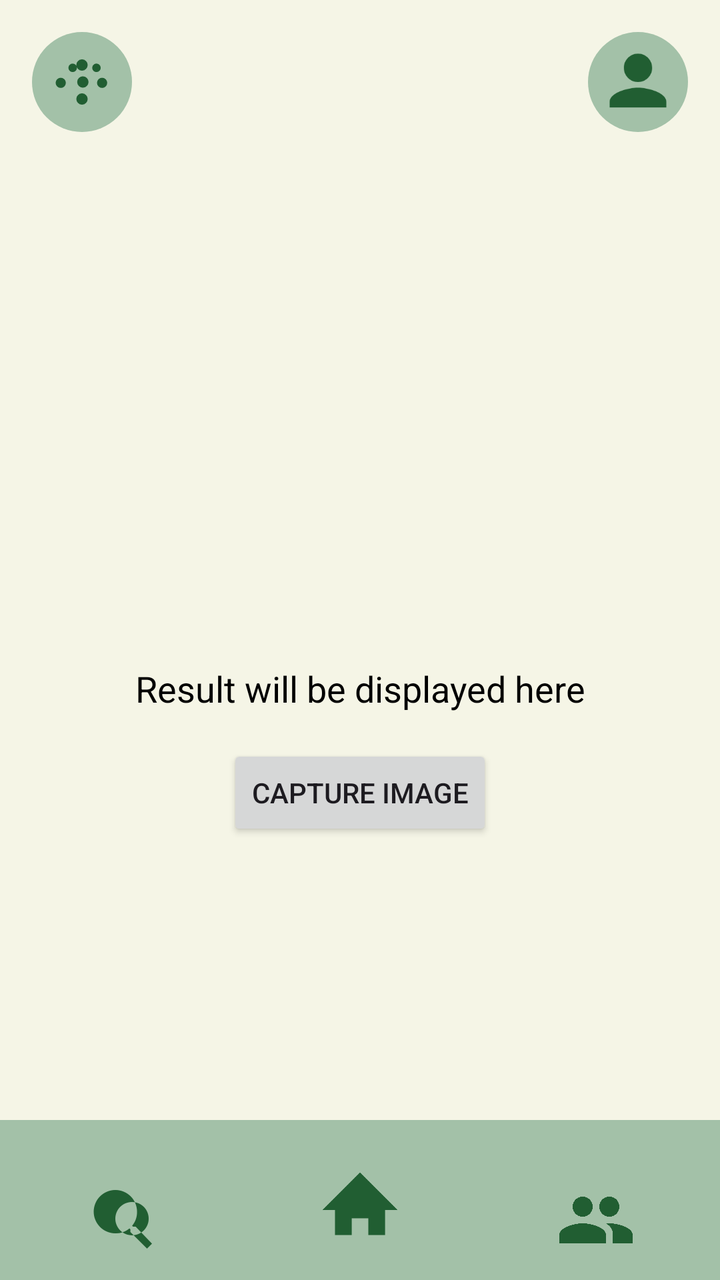
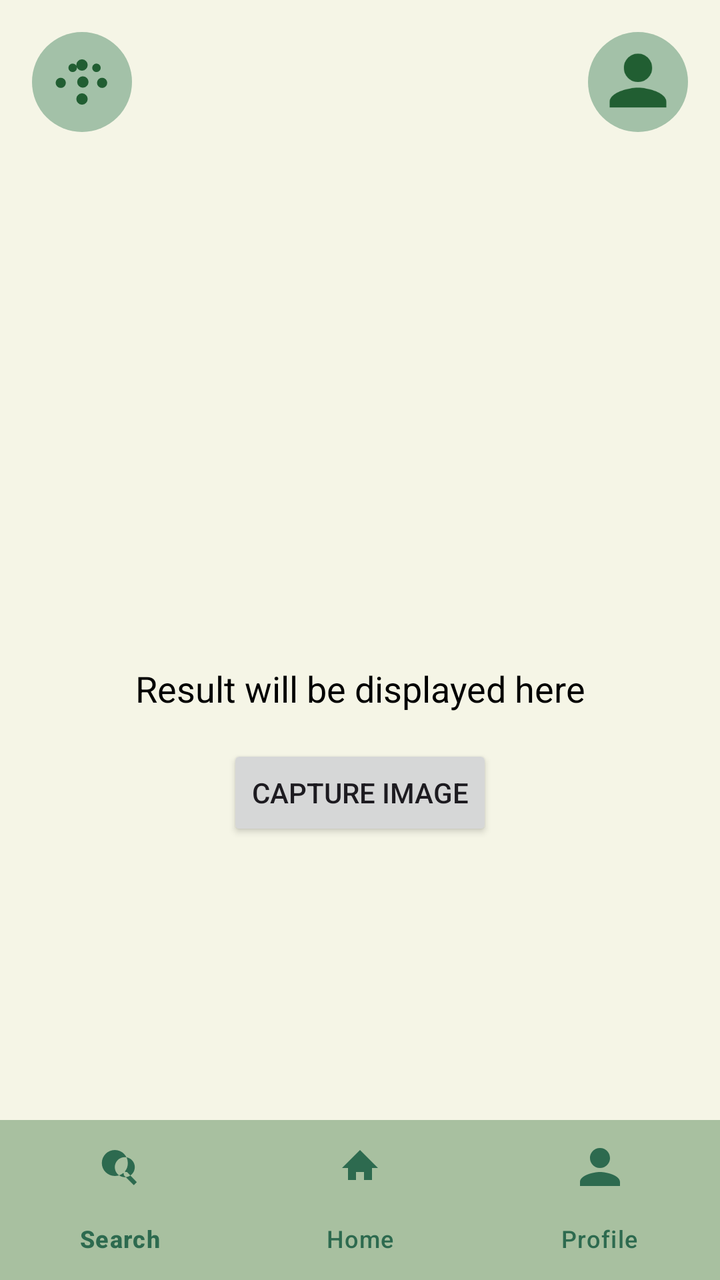

An Android layout rendered at two revisions. The XML below is the earlier revision; the diff shows what the commit changed to produce the second picture.
<!-- AndroidManifest.xml: application theme Theme.plantpal -->
<!-- res/layout/activity_main.xml -->
<?xml version="1.0" encoding="utf-8"?>
<androidx.constraintlayout.widget.ConstraintLayout
    xmlns:android="http://schemas.android.com/apk/res/android"
    xmlns:app="http://schemas.android.com/apk/res-auto"
    android:layout_width="match_parent"
    android:layout_height="match_parent"
    android:background="@color/cream">

    
    <ImageView
        android:id="@+id/topLeftIcon"
        android:layout_width="50dp"
        android:layout_height="50dp"
        android:background="@drawable/circle_background"
        android:padding="8dp"
        android:src="@drawable/ic_cluster"
        app:layout_constraintTop_toTopOf="parent"
        app:layout_constraintStart_toStartOf="parent"
        android:layout_margin="16dp"/>

    
    <ImageView
        android:id="@+id/topRightIcon"
        android:layout_width="50dp"
        android:layout_height="50dp"
        android:background="@drawable/circle_background"
        android:padding="8dp"
        android:src="@drawable/ic_profile"
        app:layout_constraintTop_toTopOf="parent"
        app:layout_constraintEnd_toEndOf="parent"
        android:layout_margin="16dp"/>

    
    <ImageView
        android:id="@+id/imageView"
        android:layout_width="200dp"
        android:layout_height="200dp"
        android:scaleType="centerCrop"
        app:layout_constraintTop_toBottomOf="@id/topLeftIcon"
        app:layout_constraintStart_toStartOf="parent"
        app:layout_constraintEnd_toEndOf="parent"
        android:layout_marginTop="50dp"/>

    
    <TextView
        android:id="@+id/resultTextView"
        android:layout_width="wrap_content"
        android:layout_height="wrap_content"
        android:text="Result will be displayed here"
        android:textSize="18sp"
        android:textColor="@android:color/black"
        android:gravity="center"
        app:layout_constraintTop_toBottomOf="@id/imageView"
        app:layout_constraintStart_toStartOf="parent"
        app:layout_constraintEnd_toEndOf="parent"
        android:layout_marginTop="16dp"/>

    
    <Button
        android:id="@+id/captureButton"
        android:layout_width="wrap_content"
        android:layout_height="wrap_content"
        android:text="Capture Image"
        app:layout_constraintTop_toBottomOf="@id/resultTextView"
        app:layout_constraintStart_toStartOf="parent"
        app:layout_constraintEnd_toEndOf="parent"
        android:layout_marginTop="16dp"/>

    
    <androidx.constraintlayout.widget.ConstraintLayout
        android:id="@+id/bottomNavBar"
        android:layout_width="match_parent"
        android:layout_height="80dp"
        android:background="@color/green_transparent"
        android:padding="10dp"
        app:layout_constraintBottom_toBottomOf="parent">

        
        <ImageView
            android:id="@+id/searchIcon"
            android:layout_width="40dp"
            android:layout_height="40dp"
            android:src="@drawable/ic_search"
            app:layout_constraintStart_toStartOf="parent"
            app:layout_constraintBottom_toBottomOf="parent"
            android:layout_marginStart="32dp"/>

        
        <ImageView
            android:id="@+id/homeIcon"
            android:layout_width="50dp"
            android:layout_height="50dp"
            android:src="@drawable/ic_home"
            app:layout_constraintBottom_toBottomOf="parent"
            app:layout_constraintStart_toStartOf="parent"
            app:layout_constraintEnd_toEndOf="parent"/>

        
        <ImageView
            android:id="@+id/groupIcon"
            android:layout_width="40dp"
            android:layout_height="40dp"
            android:src="@drawable/ic_group"
            app:layout_constraintEnd_toEndOf="parent"
            app:layout_constraintBottom_toBottomOf="parent"
            android:layout_marginEnd="32dp"/>
    </androidx.constraintlayout.widget.ConstraintLayout>

</androidx.constraintlayout.widget.ConstraintLayout>
<!-- resources referenced by this layout -->
<resources>
  <color name="cream">#F5F5E6</color>
  <color name="green_transparent">#A3C1A8</color>
  <!-- drawable circle_background (drawable) -->
  <?xml version="1.0" encoding="utf-8"?>
  <shape xmlns:android="http://schemas.android.com/apk/res/android"
      android:shape="oval">
      <solid android:color="#A3C1A8" /> 
      <size android:width="50dp" android:height="50dp" />
  </shape>
  <!-- drawable ic_cluster (drawable) -->
  <?xml version="1.0" encoding="utf-8"?>
  <vector xmlns:android="http://schemas.android.com/apk/res/android"
      android:width="24dp"
      android:height="24dp"
      android:viewportWidth="24"
      android:viewportHeight="24">
      <path
          android:fillColor="#215E32"
          android:pathData="M12,4a2,2 0 1,0 0,4 2,2 0 0,0 0,-4zm4.2,1.8a1.5,1.5 0 1,0 2.1,2.1 1.5,1.5 0 0,0 -2.1,-2.1zm-8.4,0a1.5,1.5 0 1,0 2.1,2.1 1.5,1.5 0 0,0 -2.1,-2.1zm11.3,4.7a1.8,1.8 0 1,0 0,3.6 1.8,1.8 0 0,0 0,-3.6zm-14.6,0a1.8,1.8 0 1,0 0,3.6 1.8,1.8 0 0,0 0,-3.6zm5.8,1.5a2,2 0 1,0 4,0 2,2 0 0,0 -4,0zM12,16a2,2 0 1,0 0,4 2,2 0 0,0 0,-4z" />
  </vector>
  <!-- drawable ic_group (drawable) -->
  <?xml version="1.0" encoding="utf-8"?>
  <vector xmlns:android="http://schemas.android.com/apk/res/android"
      android:width="24dp"
      android:height="24dp"
      android:viewportWidth="24"
      android:viewportHeight="24">
      <path
          android:fillColor="#215E32"
          android:pathData="M16,11c1.66,0 2.99,-1.34 2.99,-3S17.66,5 16,5 13,6.34 13,8s1.34,3 3,3zm-8,0c1.66,0 3,-1.34 3,-3S9.66,5 8,5 5,6.34 5,8s1.34,3 3,3zm0,2c-2.33,0 -7,1.17 -7,3.5V19h14v-2.5c0,-2.33 -4.67,-3.5 -7,-3.5zm8,0c-.29,0 -.61,0 -1,.03 1.23,.72 2,1.72 2,2.97V19h6v-2.5c0,-2.33 -4.67,-3.5 -7,-3.5z"/>
  </vector>
  <!-- drawable ic_home (drawable) -->
  <?xml version="1.0" encoding="utf-8"?>
  <vector xmlns:android="http://schemas.android.com/apk/res/android"
      android:width="24dp"
      android:height="24dp"
      android:viewportWidth="24"
      android:viewportHeight="24">
      <path
          android:fillColor="#215E32"
          android:pathData="M12,3l9,9h-3v6h-4v-4h-4v4h-4v-6h-3l9,-9z" />
  </vector>
  <!-- drawable ic_profile (drawable) -->
  <?xml version="1.0" encoding="utf-8"?>
  <vector xmlns:android="http://schemas.android.com/apk/res/android"
      android:width="24dp"
      android:height="24dp"
      android:viewportWidth="24"
      android:viewportHeight="24">
      <path
          android:fillColor="#215E32"
          android:pathData="M12,12c2.76,0 5,-2.24 5,-5S14.76,2 12,2 7,4.24 7,7s2.24,5 5,5zm0,2c-3.33,0 -10,1.67 -10,5v2h20v-2c0,-3.33 -6.67,-5 -10,-5z" />
  </vector>
  <!-- drawable ic_search (drawable) -->
  <?xml version="1.0" encoding="utf-8"?>
  <vector xmlns:android="http://schemas.android.com/apk/res/android"
      android:width="24dp"
      android:height="24dp"
      android:viewportWidth="24"
      android:viewportHeight="24">
      <path
          android:fillColor="#215E32"
          android:pathData="M15.5,14h-0.79l-0.28,-0.27a6.471,6.471 0 0,0 1.48,-4.23 6.5,6.5 0 1,0 -6.5,6.5 6.471,6.471 0 0,0 4.23,-1.48l0.27,0.28v0.79l5,4.99 1.49,-1.49m-6,-2.5a5,5 0 1,1 5,-5 5,5 0 0,1 -5,5z" />
  </vector>
  <style name="Theme.plantpal" parent="Base.Theme.plantpal" />
  <style name="Base.Theme.plantpal" parent="Theme.Material3.DayNight.NoActionBar">
          
          
      </style>
</resources>

<!-- the commit's change to res/layout/activity_main.xml (unified diff, before → after) -->
@@ -2,6 +2,7 @@
 <androidx.constraintlayout.widget.ConstraintLayout
     xmlns:android="http://schemas.android.com/apk/res/android"
     xmlns:app="http://schemas.android.com/apk/res-auto"
+    xmlns:tools="http://schemas.android.com/tools"
     android:layout_width="match_parent"
     android:layout_height="match_parent"
     android:background="@color/cream">
@@ -67,43 +68,19 @@
         android:layout_marginTop="16dp"/>
 
     
-    <androidx.constraintlayout.widget.ConstraintLayout
-        android:id="@+id/bottomNavBar"
+
+    <com.google.android.material.bottomnavigation.BottomNavigationView
+        android:id="@+id/bottomNav"
         android:layout_width="match_parent"
-        android:layout_height="80dp"
-        android:background="@color/green_transparent"
-        android:padding="10dp"
-        app:layout_constraintBottom_toBottomOf="parent">
+        android:layout_height="wrap_content"
+        android:background="@color/light_green"
+        app:itemIconTint="@color/dark_green"
+        app:itemTextColor="@color/dark_green"
+        app:layout_constraintBottom_toBottomOf="parent"
+        app:layout_constraintEnd_toEndOf="parent"
+        app:layout_constraintHorizontal_bias="0.0"
+        app:layout_constraintStart_toStartOf="parent"
+        app:menu="@menu/bottom_nav_menu" />
 
-        
-        <ImageView
-            android:id="@+id/searchIcon"
-            android:layout_width="40dp"
-            android:layout_height="40dp"
-            android:src="@drawable/ic_search"
-            app:layout_constraintStart_toStartOf="parent"
-            app:layout_constraintBottom_toBottomOf="parent"
-            android:layout_marginStart="32dp"/>
-
-        
-        <ImageView
-            android:id="@+id/homeIcon"
-            android:layout_width="50dp"
-            android:layout_height="50dp"
-            android:src="@drawable/ic_home"
-            app:layout_constraintBottom_toBottomOf="parent"
-            app:layout_constraintStart_toStartOf="parent"
-            app:layout_constraintEnd_toEndOf="parent"/>
-
-        
-        <ImageView
-            android:id="@+id/groupIcon"
-            android:layout_width="40dp"
-            android:layout_height="40dp"
-            android:src="@drawable/ic_group"
-            app:layout_constraintEnd_toEndOf="parent"
-            app:layout_constraintBottom_toBottomOf="parent"
-            android:layout_marginEnd="32dp"/>
-    </androidx.constraintlayout.widget.ConstraintLayout>
 
 </androidx.constraintlayout.widget.ConstraintLayout>
<!-- resource entries referenced after the edit -->
@@ -1,7 +1,8 @@
 <!-- resources referenced by this layout -->
 <resources>
   <color name="cream">#F5F5E6</color>
-  <color name="green_transparent">#A3C1A8</color>
+  <color name="dark_green">#2D6A4F</color>
+  <color name="light_green">#A8C0A0</color>
   <!-- drawable circle_background (drawable) -->
   <?xml version="1.0" encoding="utf-8"?>
   <shape xmlns:android="http://schemas.android.com/apk/res/android"
@@ -20,28 +21,6 @@
           android:fillColor="#215E32"
           android:pathData="M12,4a2,2 0 1,0 0,4 2,2 0 0,0 0,-4zm4.2,1.8a1.5,1.5 0 1,0 2.1,2.1 1.5,1.5 0 0,0 -2.1,-2.1zm-8.4,0a1.5,1.5 0 1,0 2.1,2.1 1.5,1.5 0 0,0 -2.1,-2.1zm11.3,4.7a1.8,1.8 0 1,0 0,3.6 1.8,1.8 0 0,0 0,-3.6zm-14.6,0a1.8,1.8 0 1,0 0,3.6 1.8,1.8 0 0,0 0,-3.6zm5.8,1.5a2,2 0 1,0 4,0 2,2 0 0,0 -4,0zM12,16a2,2 0 1,0 0,4 2,2 0 0,0 0,-4z" />
   </vector>
-  <!-- drawable ic_group (drawable) -->
-  <?xml version="1.0" encoding="utf-8"?>
-  <vector xmlns:android="http://schemas.android.com/apk/res/android"
-      android:width="24dp"
-      android:height="24dp"
-      android:viewportWidth="24"
-      android:viewportHeight="24">
-      <path
-          android:fillColor="#215E32"
-          android:pathData="M16,11c1.66,0 2.99,-1.34 2.99,-3S17.66,5 16,5 13,6.34 13,8s1.34,3 3,3zm-8,0c1.66,0 3,-1.34 3,-3S9.66,5 8,5 5,6.34 5,8s1.34,3 3,3zm0,2c-2.33,0 -7,1.17 -7,3.5V19h14v-2.5c0,-2.33 -4.67,-3.5 -7,-3.5zm8,0c-.29,0 -.61,0 -1,.03 1.23,.72 2,1.72 2,2.97V19h6v-2.5c0,-2.33 -4.67,-3.5 -7,-3.5z"/>
-  </vector>
-  <!-- drawable ic_home (drawable) -->
-  <?xml version="1.0" encoding="utf-8"?>
-  <vector xmlns:android="http://schemas.android.com/apk/res/android"
-      android:width="24dp"
-      android:height="24dp"
-      android:viewportWidth="24"
-      android:viewportHeight="24">
-      <path
-          android:fillColor="#215E32"
-          android:pathData="M12,3l9,9h-3v6h-4v-4h-4v4h-4v-6h-3l9,-9z" />
-  </vector>
   <!-- drawable ic_profile (drawable) -->
   <?xml version="1.0" encoding="utf-8"?>
   <vector xmlns:android="http://schemas.android.com/apk/res/android"
@@ -53,17 +32,6 @@
           android:fillColor="#215E32"
           android:pathData="M12,12c2.76,0 5,-2.24 5,-5S14.76,2 12,2 7,4.24 7,7s2.24,5 5,5zm0,2c-3.33,0 -10,1.67 -10,5v2h20v-2c0,-3.33 -6.67,-5 -10,-5z" />
   </vector>
-  <!-- drawable ic_search (drawable) -->
-  <?xml version="1.0" encoding="utf-8"?>
-  <vector xmlns:android="http://schemas.android.com/apk/res/android"
-      android:width="24dp"
-      android:height="24dp"
-      android:viewportWidth="24"
-      android:viewportHeight="24">
-      <path
-          android:fillColor="#215E32"
-          android:pathData="M15.5,14h-0.79l-0.28,-0.27a6.471,6.471 0 0,0 1.48,-4.23 6.5,6.5 0 1,0 -6.5,6.5 6.471,6.471 0 0,0 4.23,-1.48l0.27,0.28v0.79l5,4.99 1.49,-1.49m-6,-2.5a5,5 0 1,1 5,-5 5,5 0 0,1 -5,5z" />
-  </vector>
   <style name="Theme.plantpal" parent="Base.Theme.plantpal" />
   <style name="Base.Theme.plantpal" parent="Theme.Material3.DayNight.NoActionBar">
           
